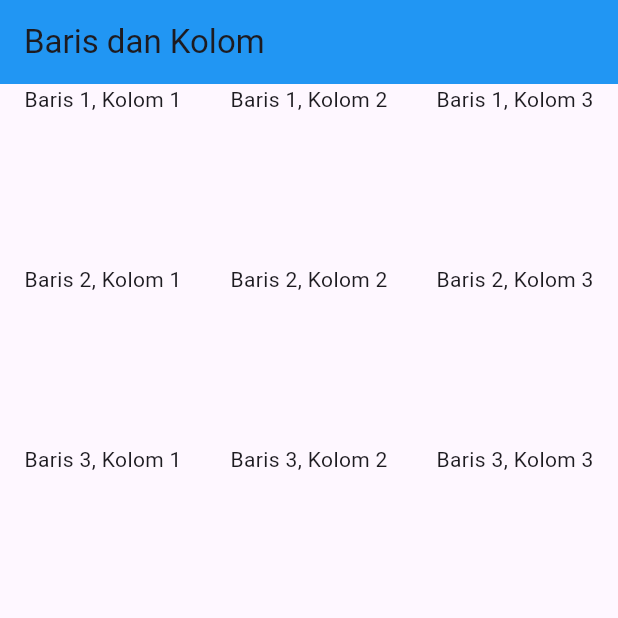
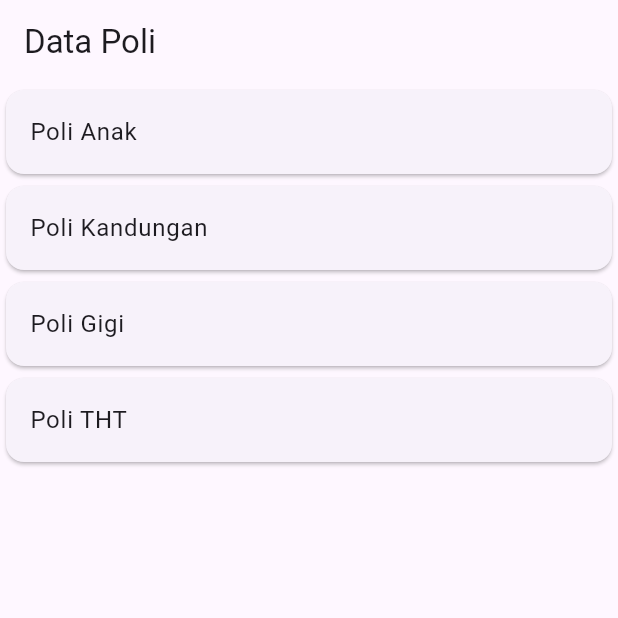
Before and after one commit to rifqyhafidz/flutter_application, a Flutter app: the screen it shows after launch, on a phone screen of 412 x 824 dp, the top half of it. Run offline on Flutter 3.47's test engine with Material 3 defaults, Android fonts, the phone set to English and light mode, and no system bars.

Commit message:
add file poli_page

```diff
--- a/lib/main.dart
+++ b/lib/main.dart
@@ -1,19 +1,15 @@
 import 'package:flutter/material.dart';
-import 'column_widget.dart';
-import 'baris_kolom.dart';
+import '/ui/poli_page.dart';
 
-void main() {
-  runApp(const MyApp());
-}
+void main() => runApp(MyApp());
 
 class MyApp extends StatelessWidget {
-  const MyApp({Key? key}) : super(key: key);
-
   @override
   Widget build(BuildContext context) {
-    return const MaterialApp(
-      title: 'Klinik',
-      home: BarisKolom(),
+    return MaterialApp(
+      title: 'Klinik APP',
+      debugShowCheckedModeBanner: false,
+      home: PoliPage(),
     );
   }
 }
--- /dev/null
+++ b/lib/ui/poli_page.dart
@@ -0,0 +1,41 @@
+import 'package:flutter/material.dart';
+
+class PoliPage extends StatefulWidget {
+  const PoliPage({super.key});
+
+  @override
+  State<PoliPage> createState() => _PoliPageState();
+}
+
+class _PoliPageState extends State<PoliPage> {
+  @override
+  Widget build(BuildContext context) {
+    return Scaffold(
+      appBar: AppBar(title: const Text("Data Poli")),
+      body: ListView(
+        children: const [
+          Card(
+            child: ListTile(
+              title: const Text("Poli Anak"),
+            ),
+          ),
+          Card(
+            child: ListTile(
+              title: const Text("Poli Kandungan"),
+            ),
+          ),
+          Card(
+            child: ListTile(
+              title: const Text("Poli Gigi"),
+            ),
+          ),
+          Card(
+            child: ListTile(
+              title: const Text("Poli THT"),
+            ),
+          )
+        ],
+      ),
+    );
+  }
+}
```
